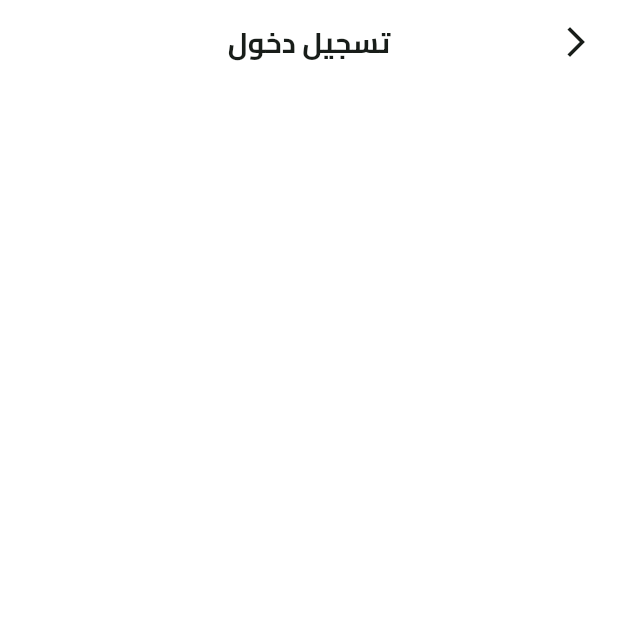
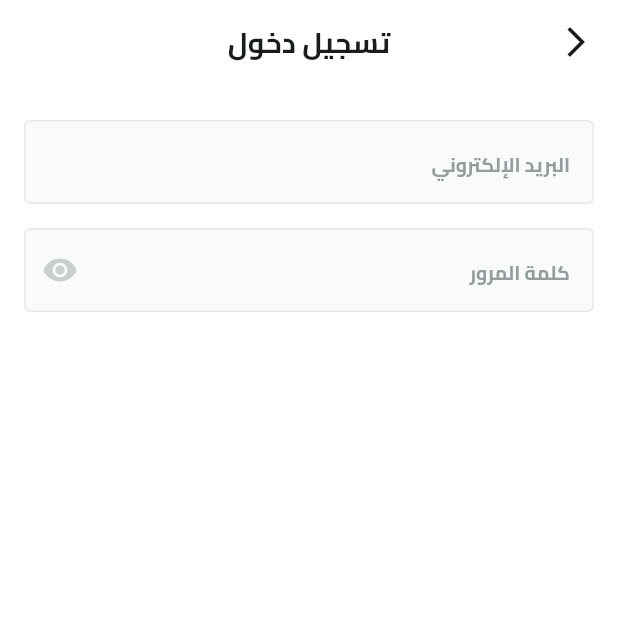
Before and after one commit to ahmadmoussa78/fruits_hub_app, a Flutter app: the screen it shows after launch, after a tap on "تخط", on a phone screen of 412 x 824 dp, the top half of it. Run offline on Flutter 3.47's test engine with Material 3 defaults, Android fonts, the light colour scheme and no system bars; our stand-ins replace dots_indicator, shared_preferences; missing offline and left inert: svg_flutter.

Commit message:
Add CustomTextFormField and update LoginViewBody with email and password fields

```diff
--- /dev/null
+++ b/lib/core/widgets/custom_text_form_field.dart
@@ -0,0 +1,37 @@
+import 'package:flutter/material.dart';
+import 'package:fruits_hub/core/utils/app_text_styles.dart';
+
+class CustomTextFormField extends StatelessWidget {
+  const CustomTextFormField({
+    super.key,
+    required this.hintText,
+    this.suffixIcon,
+    required this.textInputType,
+  });
+  final String hintText;
+  final Widget? suffixIcon;
+  final TextInputType textInputType;
+  @override
+  Widget build(BuildContext context) {
+    return TextFormField(
+      keyboardType: textInputType,
+      decoration: InputDecoration(
+        hintStyle: TextStyles.bold13.copyWith(color: const Color(0xff949D9E)),
+        hintText: hintText,
+        suffixIcon: suffixIcon,
+        filled: true,
+        fillColor: const Color(0xffF9FAFA),
+        border: buildBorder(),
+        enabledBorder: buildBorder(),
+        focusedBorder: buildBorder(),
+      ),
+    );
+  }
+
+  OutlineInputBorder buildBorder() {
+    return OutlineInputBorder(
+      borderRadius: BorderRadius.circular(4),
+      borderSide: const BorderSide(width: 1, color: Color(0xffE6E9E9)),
+    );
+  }
+}
--- a/lib/features/auth/presentation/views/login_view.dart
+++ b/lib/features/auth/presentation/views/login_view.dart
@@ -1,5 +1,6 @@
 import 'package:flutter/material.dart';
 import 'package:fruits_hub/core/widgets/custom_app_bar.dart';
+import 'package:fruits_hub/core/widgets/custom_text_form_field.dart';
 import 'package:fruits_hub/features/auth/presentation/views/login_view_body.dart';
 
 class LoginView extends StatelessWidget {
@@ -10,6 +11,7 @@ class LoginView extends StatelessWidget {
     return Scaffold(
       appBar: buildAppBar(title: "تسجيل دخول"),
       body: const LoginViewBody(),
+
     );
   }
 }
--- a/lib/features/auth/presentation/views/login_view_body.dart
+++ b/lib/features/auth/presentation/views/login_view_body.dart
@@ -1,13 +1,30 @@
 import 'package:flutter/material.dart';
+import 'package:fruits_hub/constants.dart';
+import 'package:fruits_hub/core/widgets/custom_text_form_field.dart';
 
 class LoginViewBody extends StatelessWidget {
   const LoginViewBody({super.key});
 
   @override
   Widget build(BuildContext context) {
-    return const SingleChildScrollView(
-      child: Column(
-        children: [],
+    return const Padding(
+      padding: EdgeInsets.symmetric(horizontal: kHorizantalPadding),
+      child: SingleChildScrollView(
+        child: Column(
+          children: [
+            SizedBox(height: 24),
+            CustomTextFormField(
+              hintText: 'البريد الإلكتروني',
+              textInputType: TextInputType.emailAddress,
+            ),
+            SizedBox(height: 16),
+            CustomTextFormField(
+              hintText: 'كلمة المرور',
+              suffixIcon: Icon(Icons.remove_red_eye, color: Color(0xffC9CECF)),
+              textInputType: TextInputType.visiblePassword,
+            ),
+          ],
+        ),
       ),
     );
   }
```
